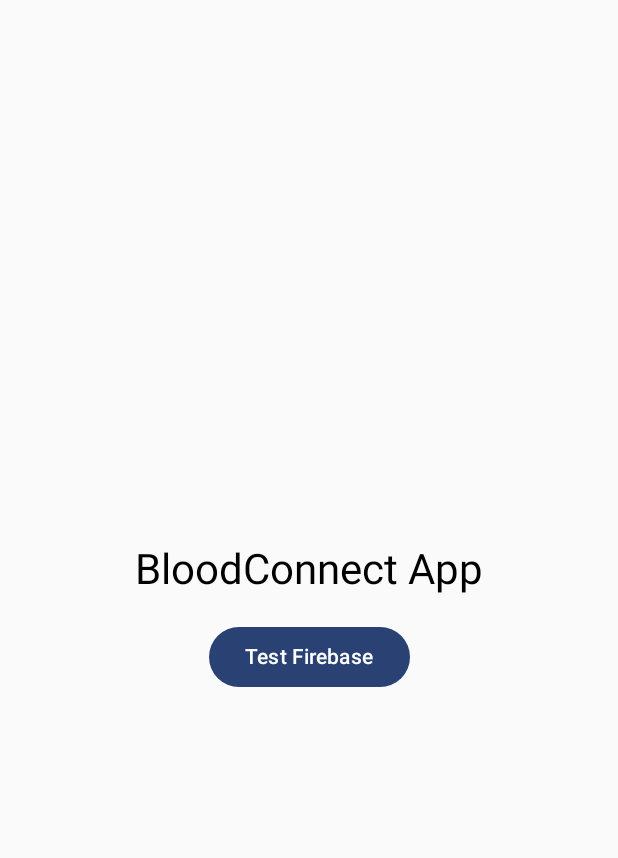
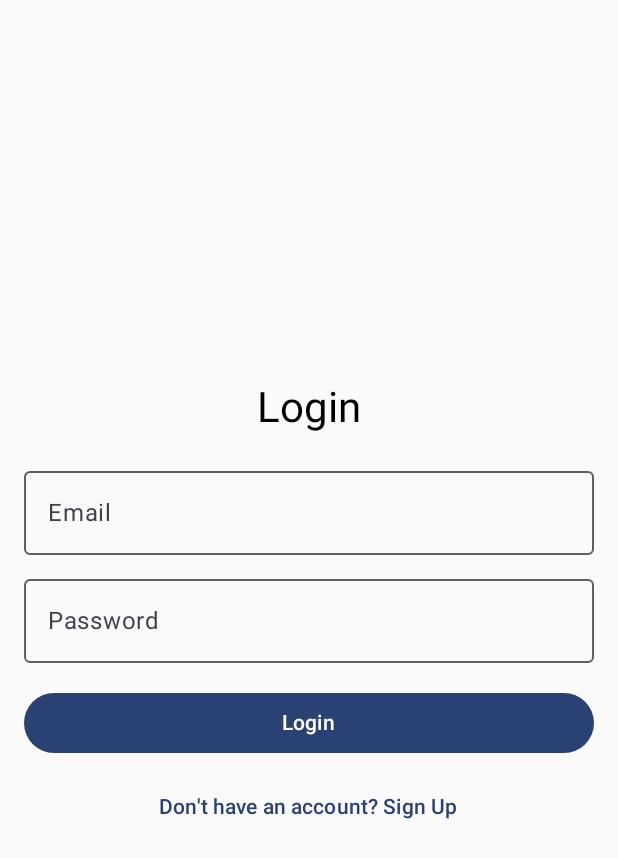
Before and after one commit to Nikhilsolanki075/blood, an Android app built with Jetpack Compose: the screen it shows after launch (MainActivity), on a phone screen of 412 x 824 dp. Shown: the top 858 px of the screen. Run offline under Robolectric (Android 15) with nearby library versions, the phone set to English and light mode, and no system bars; our stand-ins replace Firebase (no records; nobody signed in at launch, a user with empty details on screens opened directly).

Commit message:
Implemented Email & Password Authentication using Firebase

```diff
--- a/app/src/main/java/uk/ac/tees/mad/bloodconnect/MainActivity.kt
+++ b/app/src/main/java/uk/ac/tees/mad/bloodconnect/MainActivity.kt
@@ -2,6 +2,7 @@ package uk.ac.tees.mad.bloodconnect
 
 import android.os.Bundle
 import android.util.Log
+import android.widget.Toast
 import androidx.activity.ComponentActivity
 import androidx.activity.compose.setContent
 import androidx.activity.enableEdgeToEdge
@@ -9,15 +10,24 @@ import androidx.compose.foundation.layout.Arrangement
 import androidx.compose.foundation.layout.Column
 import androidx.compose.foundation.layout.Spacer
 import androidx.compose.foundation.layout.fillMaxSize
+import androidx.compose.foundation.layout.fillMaxWidth
 import androidx.compose.foundation.layout.height
 import androidx.compose.foundation.layout.padding
 import androidx.compose.material3.Button
 import androidx.compose.material3.MaterialTheme
+import androidx.compose.material3.OutlinedTextField
 import androidx.compose.material3.Scaffold
 import androidx.compose.material3.Text
+import androidx.compose.material3.TextButton
 import androidx.compose.runtime.Composable
+import androidx.compose.runtime.getValue
+import androidx.compose.runtime.mutableStateOf
+import androidx.compose.runtime.remember
+import androidx.compose.runtime.setValue
 import androidx.compose.ui.Alignment
 import androidx.compose.ui.Modifier
+import androidx.compose.ui.platform.LocalContext
+import androidx.compose.ui.text.input.PasswordVisualTransformation
 import androidx.compose.ui.tooling.preview.Preview
 import androidx.compose.ui.unit.dp
 import com.google.firebase.auth.FirebaseAuth
@@ -30,14 +40,22 @@ class MainActivity : ComponentActivity() {
         enableEdgeToEdge()
         setContent {
             BloodConnectTheme {
-                BloodConnectApp()
+                AuthScreen()
             }
         }
     }
 }
 
 @Composable
-fun BloodConnectApp() {
+fun AuthScreen() {
+    val context = LocalContext.current
+    val auth = FirebaseAuth.getInstance()
+
+    var email by remember { mutableStateOf("") }
+    var password by remember { mutableStateOf("") }
+    var message by remember { mutableStateOf("") }
+    var isLoginMode by remember { mutableStateOf(true) } // Toggle between login & sign-up
+
     Column(
         modifier = Modifier
             .fillMaxSize()
@@ -45,26 +63,96 @@ fun BloodConnectApp() {
         horizontalAlignment = Alignment.CenterHorizontally,
         verticalArrangement = Arrangement.Center
     ) {
-        Text(text = "BloodConnect App", style = MaterialTheme.typography.headlineMedium)
+        Text(
+            text = if (isLoginMode) "Login" else "Sign Up",
+            style = MaterialTheme.typography.headlineMedium
+        )
+
         Spacer(modifier = Modifier.height(16.dp))
-        Button(onClick = {
-            testFirebaseConnection()
-        }) {
-            Text("Test Firebase")
+
+        // Email Field
+        OutlinedTextField(
+            value = email,
+            onValueChange = { email = it },
+            label = { Text("Email") },
+            modifier = Modifier.fillMaxWidth()
+        )
+
+        Spacer(modifier = Modifier.height(8.dp))
+
+        // Password Field
+        OutlinedTextField(
+            value = password,
+            onValueChange = { password = it },
+            label = { Text("Password") },
+            visualTransformation = PasswordVisualTransformation(),
+            modifier = Modifier.fillMaxWidth()
+        )
+
+        Spacer(modifier = Modifier.height(16.dp))
+
+        // Auth Button
+        Button(
+            onClick = {
+                if (isLoginMode) {
+                    loginUser(auth, email, password) { result ->
+                        message = result
+                        Toast.makeText(context, result, Toast.LENGTH_SHORT).show()
+                    }
+                } else {
+                    signUpUser(auth, email, password) { result ->
+                        message = result
+                        Toast.makeText(context, result, Toast.LENGTH_SHORT).show()
+                    }
+                }
+            },
+            modifier = Modifier.fillMaxWidth()
+        ) {
+            Text(text = if (isLoginMode) "Login" else "Sign Up")
+        }
+
+        Spacer(modifier = Modifier.height(8.dp))
+
+        // Toggle Login/SignUp Mode
+        TextButton(onClick = { isLoginMode = !isLoginMode }) {
+            Text(text = if (isLoginMode) "Don't have an account? Sign Up" else "Already have an account? Login")
+        }
+
+        Spacer(modifier = Modifier.height(8.dp))
+
+        // Display Message (Success/Error)
+        if (message.isNotEmpty()) {
+            Text(text = message, color = MaterialTheme.colorScheme.primary)
         }
     }
 }
 
-// Function to test Firebase Authentication & Firestore connection
-fun testFirebaseConnection() {
-    val auth = FirebaseAuth.getInstance()
-    val db = FirebaseFirestore.getInstance()
+// Function to Handle User Sign-Up
+fun signUpUser(auth: FirebaseAuth, email: String, password: String, callback: (String) -> Unit) {
+    if (email.isBlank() || password.isBlank()) {
+        callback("Email and Password cannot be empty")
+        return
+    }
+    auth.createUserWithEmailAndPassword(email, password)
+        .addOnSuccessListener {
+            callback("Sign Up Successful! Please log in.")
+        }
+        .addOnFailureListener { e ->
+            callback("Sign Up Failed: ${e.localizedMessage}")
+        }
+}
 
-    // Add test data to Firestore
-    val testUser = hashMapOf("name" to "Test User", "bloodType" to "O+")
-
-    db.collection("users").document("testUser")
-        .set(testUser)
-        .addOnSuccessListener { Log.d("Firebase", "Test data added successfully!") }
-        .addOnFailureListener { e -> Log.e("Firebase", "Error adding test data", e) }
+// Function to Handle User Login
+fun loginUser(auth: FirebaseAuth, email: String, password: String, callback: (String) -> Unit) {
+    if (email.isBlank() || password.isBlank()) {
+        callback("Email and Password cannot be empty")
+        return
+    }
+    auth.signInWithEmailAndPassword(email, password)
+        .addOnSuccessListener {
+            callback("Login Successful!")
+        }
+        .addOnFailureListener { e ->
+            callback("Login Failed: ${e.localizedMessage}")
+        }
 }
```
